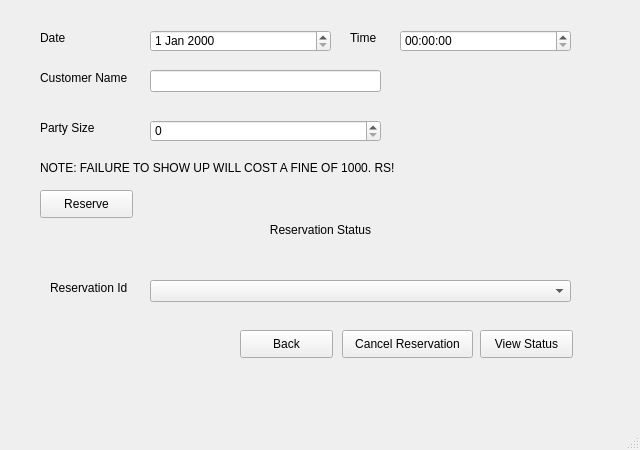
TahaZahid05/Restaurant-Managment-System, file ui_files/Reservation_Form.ui: the form before one commit.
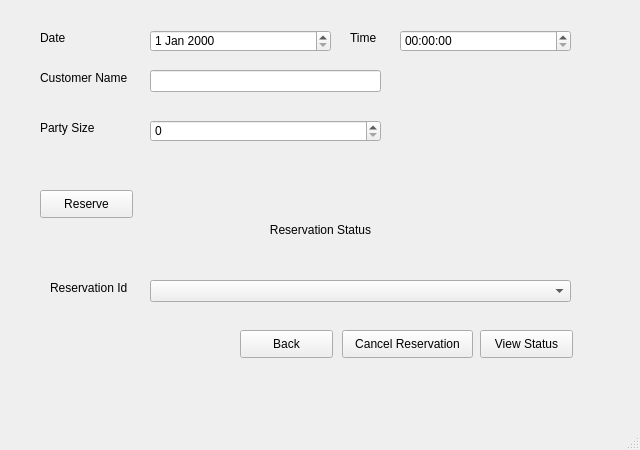
The form after the commit.

Patch:
```diff
--- a/ui_files/Reservation_Form.ui
+++ b/ui_files/Reservation_Form.ui
@@ -171,7 +171,7 @@
      </rect>
     </property>
     <property name="text">
-     <string>NOTE: FAILURE TO SHOW UP WILL COST A FINE OF 1000. RS!</string>
+     <string/>
     </property>
    </widget>
    <widget class="QComboBox" name="comboBox">
```
Left out of the diff: 12 changed lines with no effect on the pictures.
